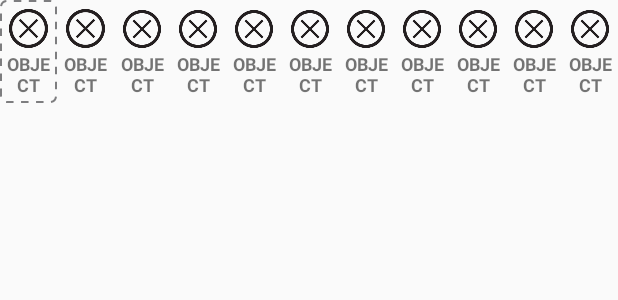
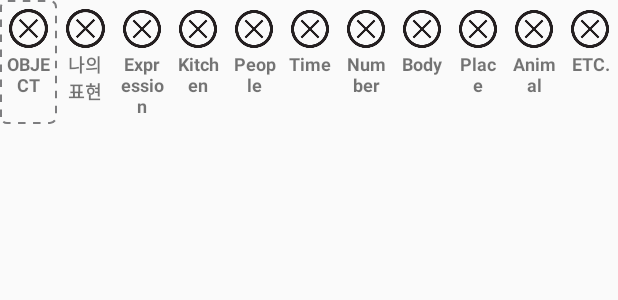
Before and after one commit to bb2002/Hangrim, an Android app: the layout mycard_category_items.xml on its own in the app's theme, with its tools: preview values and no code run, on a phone screen of 412 x 824 dp. Shown: the top 300 px of the screen. Run offline under Robolectric (Android 15) with nearby library versions, the phone set to English and light mode, and no system bars.

Commit message:
01.02 2018 GirdView 가 작성되었습니다.

```diff
--- a/app/build.gradle
+++ b/app/build.gradle
@@ -34,6 +34,5 @@ dependencies {
     implementation 'com.squareup.retrofit2:retrofit:2.5.0'
     implementation 'com.squareup.retrofit2:converter-gson:2.5.0'
     implementation 'com.github.shadowalker77:wp7progressbar:1.0.5'
-    implementation 'com.github.ceryle:FitGridView:v1.0.5'
     implementation "com.android.support:design:27.1.1"
 }
--- a/app/src/main/java/kr/saintdev/hangrim/modules/hgpaint/HGPaint.kt
+++ b/app/src/main/java/kr/saintdev/hangrim/modules/hgpaint/HGPaint.kt
@@ -18,7 +18,6 @@ import kr.saintdev.hangrim.modules.hgpaint.canvas.HGCanvasSurface
 import kr.saintdev.hangrim.modules.hgpaint.pentool.OnPenToolClick
 import kr.saintdev.hangrim.modules.hgpaint.toolbar.HGToolbarTool
 import kr.saintdev.hangrim.modules.hgpaint.toolbar.OnToolClick
-import java.io.File
 
 class HGPaint : RelativeLayout {
     private lateinit var hgView: RelativeLayout         // PaintBoard Layout
--- a/app/src/main/res/layout/mycard_category_items.xml
+++ b/app/src/main/res/layout/mycard_category_items.xml
@@ -7,14 +7,14 @@
     <LinearLayout
         android:layout_width="0dp"
         android:layout_height="match_parent"
+        android:id="@+id/mycard_cate_0"
         android:orientation="vertical"
         android:layout_weight="1"
         android:background="@drawable/ic_stroke_box"
         android:padding="4dp">
-        <ImageButton
+        <ImageView
             android:layout_width="match_parent"
             android:layout_height="30dp"
-            android:id="@+id/mycard_cate_0"
             android:scaleType="centerInside"
             android:src="@drawable/ic_not_drawing"
             android:background="@null"
@@ -32,13 +32,13 @@
     <LinearLayout
         android:layout_width="0dp"
         android:layout_height="match_parent"
+        android:id="@+id/mycard_cate_1"
         android:orientation="vertical"
         android:layout_weight="1"
         android:padding="4dp">
-        <ImageButton
+        <ImageView
             android:layout_width="match_parent"
             android:layout_height="30dp"
-            android:id="@+id/mycard_cate_1"
             android:scaleType="centerInside"
             android:src="@drawable/ic_not_drawing"
             android:background="@null"
@@ -47,7 +47,7 @@
             android:layout_width="match_parent"
             android:layout_height="wrap_content"
             android:id="@+id/mycard_cate_1_title"
-            android:text="OBJECT"
+            android:text="나의 표현"
             android:textSize="12sp"
             android:textStyle="bold"
             android:gravity="center"/>
@@ -56,13 +56,13 @@
     <LinearLayout
         android:layout_width="0dp"
         android:layout_height="match_parent"
+        android:id="@+id/mycard_cate_2"
         android:orientation="vertical"
         android:layout_weight="1"
         android:padding="4dp">
-        <ImageButton
+        <ImageView
             android:layout_width="match_parent"
             android:layout_height="30dp"
-            android:id="@+id/mycard_cate_2"
             android:scaleType="centerInside"
             android:src="@drawable/ic_not_drawing"
             android:background="@null"
@@ -71,7 +71,7 @@
             android:layout_width="match_parent"
             android:layout_height="wrap_content"
             android:id="@+id/mycard_cate_2_title"
-            android:text="OBJECT"
+            android:text="Expression"
             android:textSize="12sp"
             android:textStyle="bold"
             android:gravity="center"/>
@@ -80,13 +80,13 @@
     <LinearLayout
         android:layout_width="0dp"
         android:layout_height="match_parent"
+        android:id="@+id/mycard_cate_3"
         android:orientation="vertical"
         android:layout_weight="1"
         android:padding="4dp">
-        <ImageButton
+        <ImageView
             android:layout_width="match_parent"
             android:layout_height="30dp"
-            android:id="@+id/mycard_cate_3"
             android:scaleType="centerInside"
             android:src="@drawable/ic_not_drawing"
             android:background="@null"
@@ -95,7 +95,7 @@
             android:layout_width="match_parent"
             android:layout_height="wrap_content"
             android:id="@+id/mycard_cate_3_title"
-            android:text="OBJECT"
+            android:text="Kitchen"
             android:textSize="12sp"
             android:textStyle="bold"
             android:gravity="center"/>
@@ -104,13 +104,13 @@
     <LinearLayout
         android:layout_width="0dp"
         android:layout_height="match_parent"
+        android:id="@+id/mycard_cate_4"
         android:orientation="vertical"
         android:layout_weight="1"
         android:padding="4dp">
-        <ImageButton
+        <ImageView
             android:layout_width="match_parent"
             android:layout_height="30dp"
-            android:id="@+id/mycard_cate_4"
             android:scaleType="centerInside"
             android:src="@drawable/ic_not_drawing"
             android:background="@null"
@@ -119,7 +119,7 @@
             android:layout_width="match_parent"
             android:layout_height="wrap_content"
             android:id="@+id/mycard_cate_4_title"
-            android:text="OBJECT"
+            android:text="People"
             android:textSize="12sp"
             android:textStyle="bold"
             android:gravity="center"/>
@@ -128,13 +128,13 @@
     <LinearLayout
         android:layout_width="0dp"
         android:layout_height="match_parent"
+        android:id="@+id/mycard_cate_5"
         android:orientation="vertical"
         android:layout_weight="1"
         android:padding="4dp">
-        <ImageButton
+        <ImageView
             android:layout_width="match_parent"
             android:layout_height="30dp"
-            android:id="@+id/mycard_cate_5"
             android:scaleType="centerInside"
             android:src="@drawable/ic_not_drawing"
             android:background="@null"
@@ -143,7 +143,7 @@
             android:layout_width="match_parent"
             android:layout_height="wrap_content"
             android:id="@+id/mycard_cate_5_title"
-            android:text="OBJECT"
+            android:text="Time"
             android:textSize="12sp"
             android:textStyle="bold"
             android:gravity="center"/>
@@ -152,13 +152,13 @@
     <LinearLayout
         android:layout_width="0dp"
         android:layout_height="match_parent"
+        android:id="@+id/mycard_cate_6"
         android:orientation="vertical"
         android:layout_weight="1"
         android:padding="4dp">
-        <ImageButton
+        <ImageView
             android:layout_width="match_parent"
             android:layout_height="30dp"
-            android:id="@+id/mycard_cate_6"
             android:scaleType="centerInside"
             android:src="@drawable/ic_not_drawing"
             android:background="@null"
@@ -167,7 +167,7 @@
             android:layout_width="match_parent"
             android:layout_height="wrap_content"
             android:id="@+id/mycard_cate_6_title"
-            android:text="OBJECT"
+            android:text="Number"
             android:textSize="12sp"
             android:textStyle="bold"
             android:gravity="center"/>
@@ -176,13 +176,13 @@
     <LinearLayout
         android:layout_width="0dp"
         android:layout_height="match_parent"
+        android:id="@+id/mycard_cate_7"
         android:orientation="vertical"
         android:layout_weight="1"
         android:padding="4dp">
-        <ImageButton
+        <ImageView
             android:layout_width="match_parent"
             android:layout_height="30dp"
-            android:id="@+id/mycard_cate_7"
             android:scaleType="centerInside"
             android:src="@drawable/ic_not_drawing"
             android:background="@null"
@@ -191,7 +191,7 @@
             android:layout_width="match_parent"
             android:layout_height="wrap_content"
             android:id="@+id/mycard_cate_7_title"
-            android:text="OBJECT"
+            android:text="Body"
             android:textSize="12sp"
             android:textStyle="bold"
             android:gravity="center"/>
@@ -200,13 +200,13 @@
     <LinearLayout
         android:layout_width="0dp"
         android:layout_height="match_parent"
+        android:id="@+id/mycard_cate_8"
         android:orientation="vertical"
         android:layout_weight="1"
         android:padding="4dp">
-        <ImageButton
+        <ImageView
             android:layout_width="match_parent"
             android:layout_height="30dp"
-            android:id="@+id/mycard_cate_8"
             android:scaleType="centerInside"
             android:src="@drawable/ic_not_drawing"
             android:background="@null"
@@ -215,7 +215,7 @@
             android:layout_width="match_parent"
             android:layout_height="wrap_content"
             android:id="@+id/mycard_cate_8_title"
-            android:text="OBJECT"
+            android:text="Place"
             android:textSize="12sp"
             android:textStyle="bold"
             android:gravity="center"/>
@@ -224,13 +224,13 @@
     <LinearLayout
         android:layout_width="0dp"
         android:layout_height="match_parent"
+        android:id="@+id/mycard_cate_9"
         android:orientation="vertical"
         android:layout_weight="1"
         android:padding="4dp">
-        <ImageButton
+        <ImageView
             android:layout_width="match_parent"
             android:layout_height="30dp"
-            android:id="@+id/mycard_cate_9"
             android:scaleType="centerInside"
             android:src="@drawable/ic_not_drawing"
             android:background="@null"
@@ -239,7 +239,7 @@
             android:layout_width="match_parent"
             android:layout_height="wrap_content"
             android:id="@+id/mycard_cate_9_title"
-            android:text="OBJECT"
+            android:text="Animal"
             android:textSize="12sp"
             android:textStyle="bold"
             android:gravity="center"/>
@@ -248,13 +248,13 @@
     <LinearLayout
         android:layout_width="0dp"
         android:layout_height="match_parent"
+        android:id="@+id/mycard_cate_10"
         android:orientation="vertical"
         android:layout_weight="1"
         android:padding="4dp">
-        <ImageButton
+        <ImageView
             android:layout_width="match_parent"
             android:layout_height="30dp"
-            android:id="@+id/mycard_cate_10"
             android:scaleType="centerInside"
             android:src="@drawable/ic_not_drawing"
             android:background="@null"
@@ -263,7 +263,7 @@
             android:layout_width="match_parent"
             android:layout_height="wrap_content"
             android:id="@+id/mycard_cate_10_title"
-            android:text="OBJECT"
+            android:text="ETC."
             android:textSize="12sp"
             android:textStyle="bold"
             android:gravity="center"/>
--- a/app/src/main/res/values/attrs.xml
+++ b/app/src/main/res/values/attrs.xml
@@ -14,4 +14,8 @@
         <attr name="commentTitle" format="reference|string" />
         <attr name="commentContent" format="reference|string" />
     </declare-styleable>
+
+    <declare-styleable name="HGirdView">
+        <attr name="column" format="reference|integer" />
+    </declare-styleable>
 </resources>
--- a/app/src/main/res/values/colors.xml
+++ b/app/src/main/res/values/colors.xml
@@ -1,8 +1,8 @@
 <?xml version="1.0" encoding="utf-8"?>
 <resources>
-    <color name="colorPrimary">#008577</color>
-    <color name="colorPrimaryDark">#00574B</color>
-    <color name="colorAccent">#D81B60</color>
+    <color name="colorPrimary">#f5f6fa</color>
+    <color name="colorPrimaryDark">#2f3640</color>
+    <color name="colorAccent">#c23616</color>
 
     <color name="canvasPlaceholderColor">#626262</color>
     <color name="canvasDivideLineColor">#2a2a2a</color>
```
Also changed, not shown: app/src/main/java/kr/saintdev/hangrim/views/activities/list/MyCardActivity.kt (+95 -19 lines), app/src/main/res/layout/activity_my_card.xml (+24 -9 lines), app/src/main/res/layout/mycard_grid_item.xml (+7 -6 lines).
